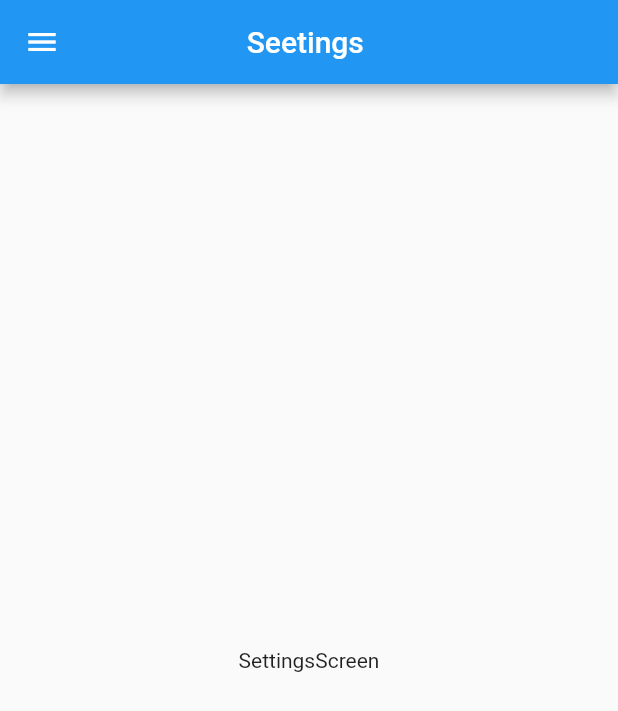
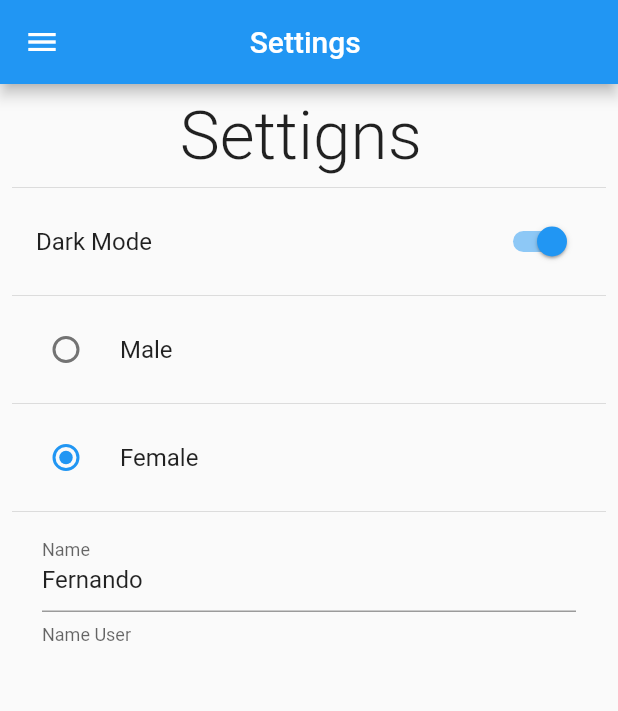
Before and after one commit to fernando59/shared_preferences_example, a Flutter app: the SettingsScreen screen opened by its route, on a phone screen of 412 x 824 dp. Shown: the top 711 px of the screen. Run offline on Flutter 3.47's test engine with Material 2 defaults, Android fonts, the light colour scheme and no system bars.

Commit message:
Add base widgets for settings

```diff
--- a/lib/screens/settings_screen.dart
+++ b/lib/screens/settings_screen.dart
@@ -11,12 +11,46 @@ class SettingsScreen extends StatelessWidget {
     return SafeArea(
       child: Scaffold(
         appBar: AppBar(
-          title: const Text('Seetings '),
+          title: const Text('Settings '),
           centerTitle: true,
         ),
         drawer: const SideMenuWidget(),
-        body: const Center(
-          child: Text('SettingsScreen'),
+        body: Padding(
+          padding: const EdgeInsets.all(8.0),
+          child: SingleChildScrollView(
+            child: Column(children: [
+              const Text(
+                'Settigns ',
+                style: TextStyle(fontSize: 45, fontWeight: FontWeight.w300),
+              ),
+              const Divider(),
+              SwitchListTile.adaptive(
+                  value: true,
+                  title: const Text('Dark Mode'),
+                  onChanged: (value) {}),
+              const Divider(),
+              RadioListTile<int>(
+                  value: 0,
+                  groupValue: 1,
+                  title: const Text('Male'),
+                  onChanged: (value) {}),
+              const Divider(),
+              RadioListTile<int>(
+                  value: 1,
+                  groupValue: 1,
+                  title: const Text('Female'),
+                  onChanged: (value) {}),
+              const Divider(),
+              Padding(
+                padding: const EdgeInsets.symmetric(horizontal: 20),
+                child: TextFormField(
+                  initialValue: 'Fernando',
+                  decoration: const InputDecoration(
+                      label: Text('Name'), helperText: 'Name User'),
+                ),
+              )
+            ]),
+          ),
         ),
       ),
     );
```
Also changed, not shown: lib/screens/home_screen.dart (+10 -2 lines).
